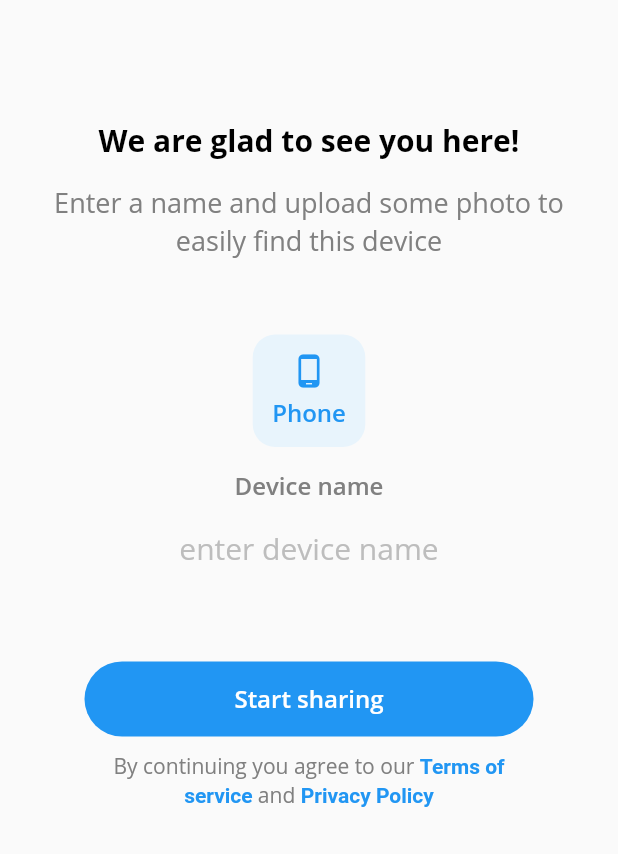
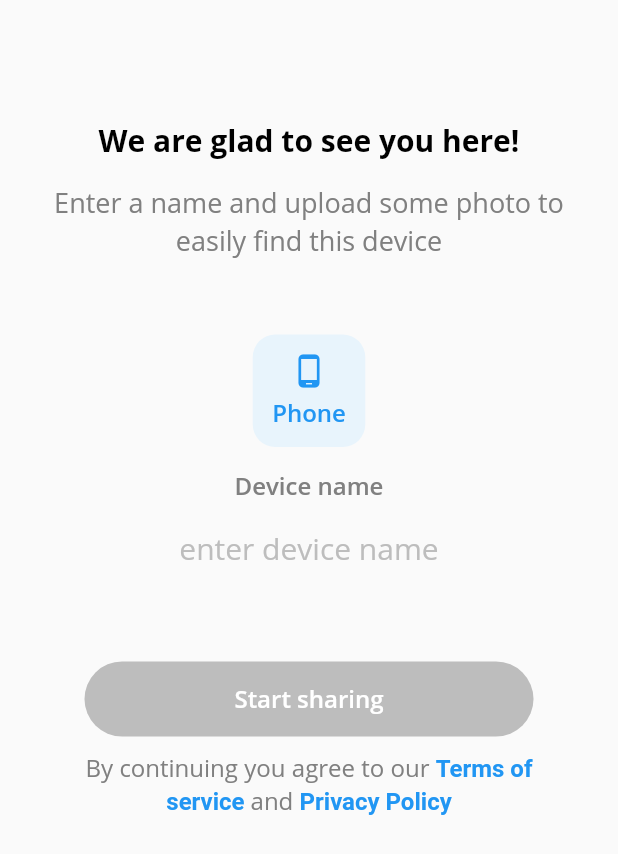
Before and after one commit to sudox-history/droply-mobile, a Flutter app: the screen it shows after launch, on a phone screen of 412 x 824 dp. Shown: the top 854 px of the screen. Run offline on Flutter 3.47's test engine with Material 2 defaults, Android fonts, the phone set to English and light mode, and no system bars.

Commit message:
[FEATURE] Implemented device name text field

```diff
--- a/lib/auth/auth_screen.dart
+++ b/lib/auth/auth_screen.dart
@@ -4,7 +4,20 @@ import 'package:flutter/material.dart';
 import 'package:url_launcher/url_launcher.dart';
 import 'package:flutter/services.dart';
 
-class AuthScreen extends StatelessWidget {
+class AuthScreen extends StatefulWidget {
+  @override
+  _AuthScreenState createState() => _AuthScreenState();
+}
+
+class _AuthScreenState extends State<AuthScreen> {
+  bool _buttonEnabled = false;
+
+  void _changeButtonEnabled(bool enable) {
+    setState(() {
+      _buttonEnabled = enable;
+    });
+  }
+
   @override
   Widget build(BuildContext context) {
     return Scaffold(
@@ -23,9 +36,47 @@ class AuthScreen extends StatelessWidget {
               SizedBox(height: 15),
               _buildDeviceNameHint(),
               SizedBox(height: 5),
-              _buildDeviceNameTextField(),
+              TextField(
+                  style: TextStyle(
+                    color: AppColors.labelTextColor,
+                    fontFamily: AppFonts.openSans,
+                    fontWeight: AppFonts.regular,
+                    fontSize: 20,
+                  ),
+                  inputFormatters: [LengthLimitingTextInputFormatter(25)],
+                  onChanged: (text) {
+                    _changeButtonEnabled(Regex.deviceNameAllow.hasMatch(text));
+                  },
+                  textAlign: TextAlign.center,
+                  decoration: InputDecoration(
+                    border: InputBorder.none,
+                    hintText: "enter device name",
+                    hintStyle: TextStyle(
+                      color: AppColors.hint2TextColor,
+                      fontFamily: AppFonts.openSans,
+                      fontWeight: AppFonts.regular,
+                      fontSize: 20,
+                    ),
+                  )),
               SizedBox(height: 50),
-              _buildEnterButton(),
+              FlatButton(
+                color: AppColors.blue,
+                disabledColor: AppColors.hint2TextColor,
+                padding: EdgeInsets.only(left: 100, right: 100, top: 14, bottom: 14),
+                shape: RoundedRectangleBorder(
+                  borderRadius: BorderRadius.circular(25),
+                ),
+                onPressed: _buttonEnabled ? () {} : null,
+                child: Text(
+                  "Start sharing",
+                  textAlign: TextAlign.center,
+                  style: TextStyle(
+                      color: AppColors.whiteColor,
+                      fontFamily: AppFonts.openSans,
+                      fontWeight: AppFonts.semibold,
+                      fontSize: 16),
+                ),
+              ),
               SizedBox(height: 10),
               _buildLicenseText()
             ]),
@@ -92,49 +143,6 @@ Widget _buildDeviceNameHint() {
   );
 }
 
-Widget _buildDeviceNameTextField() {
-  return TextField(
-      style: TextStyle(
-        color: AppColors.labelTextColor,
-        fontFamily: AppFonts.openSans,
-        fontWeight: AppFonts.regular,
-        fontSize: 20,
-      ),
-      inputFormatters: [LengthLimitingTextInputFormatter(25)],
-      textAlign: TextAlign.center,
-      decoration: InputDecoration(
-        border: InputBorder.none,
-        hintText: "enter device name",
-        hintStyle: TextStyle(
-          color: AppColors.hint2TextColor,
-          fontFamily: AppFonts.openSans,
-          fontWeight: AppFonts.regular,
-          fontSize: 20,
-        ),
-      ));
-}
-
-Widget _buildEnterButton() {
-  return FlatButton(
-    color: AppColors.blue,
-    disabledColor: AppColors.hint2TextColor,
-    padding: EdgeInsets.only(left: 100, right: 100, top: 14, bottom: 14),
-    shape: RoundedRectangleBorder(
-      borderRadius: BorderRadius.circular(25),
-    ),
-    onPressed: () {},
-    child: Text(
-      "Start sharing",
-      textAlign: TextAlign.center,
-      style: TextStyle(
-          color: AppColors.whiteColor,
-          fontFamily: AppFonts.openSans,
-          fontWeight: AppFonts.semibold,
-          fontSize: 16),
-    ),
-  );
-}
-
 Widget _buildLicenseText() {
   return Padding(
       padding: EdgeInsets.only(left: 40, right: 40),
@@ -145,7 +153,7 @@ Widget _buildLicenseText() {
               color: AppColors.hint1TextColor,
               fontFamily: AppFonts.openSans,
               fontWeight: AppFonts.regular,
-              fontSize: 14),
+              fontSize: 16),
           children: [
             TextSpan(text: "By continuing you agree to our "),
             TextSpan(
--- a/lib/constants.dart
+++ b/lib/constants.dart
@@ -19,6 +19,5 @@ class AppFonts {
 }
 
 class Regex {
-  //TODO: fix
-  static final deviceNameAllow = "^[A-zА-яёЁ0-9!.:\$()-=@*\"]\$";
+  static final deviceNameAllow = RegExp(r"^[a-zA-Zа-яА-Я0-9*-.!]{2,25}$");
 }
```
